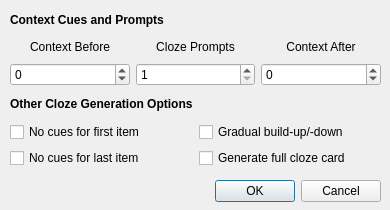
Above: designer/settings_note.ui from glutanimate/cloze-overlapper before the change. Below: the same form after it.
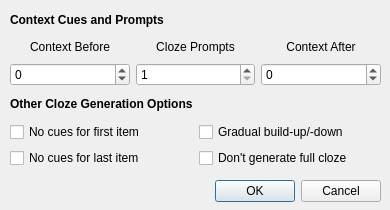
That is the form after the change.

Commit message: Invert full cloze option to be more consistent with other options

```diff
--- a/designer/settings_note.ui
+++ b/designer/settings_note.ui
@@ -185,7 +185,7 @@
          <string>Don't provide any context cues for first cloze item</string>
         </property>
         <property name="text">
-         <string>Generate full cloze card</string>
+         <string>Don't generate full cloze</string>
         </property>
        </widget>
       </item>
```
The commit also changes 3 other files.
